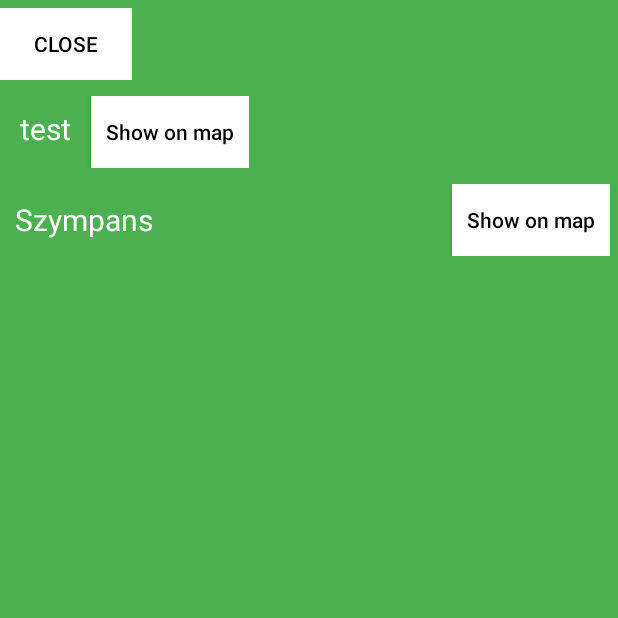
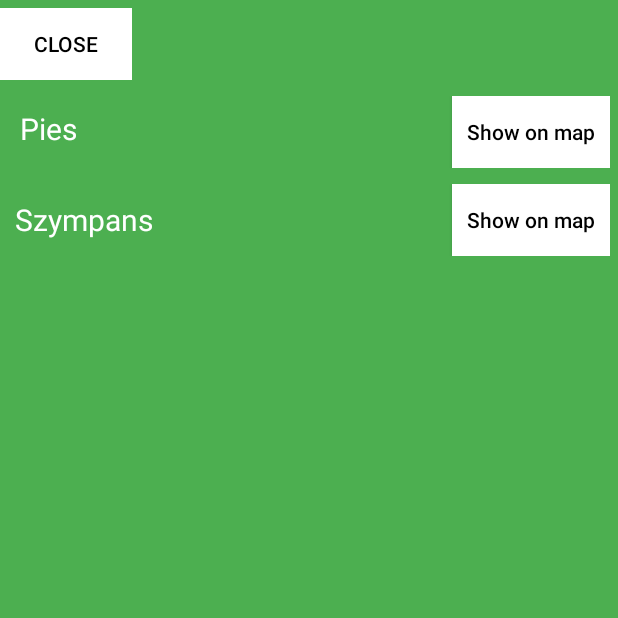
Before and after one commit to alor23/Application-for-visting-places, an Android app: the MapsActivity screen opened directly, with no data from a screen before it, after a tap on "PLACES", on a phone screen of 412 x 824 dp, the top half of it. Run offline under Robolectric (Android 15) with nearby library versions, the phone set to English and light mode, and no system bars; our stand-ins replace Picasso, Volley; network calls fail; pictures from the network do not load.

Commit message:
Update activity_maps.xml

```diff
--- a/app/src/main/res/layout/activity_maps.xml
+++ b/app/src/main/res/layout/activity_maps.xml
@@ -14,7 +14,7 @@
 
         <android.support.v7.widget.LinearLayoutCompat
             android:id="@+id/cnti"
-            android:layout_width="wrap_content"
+            android:layout_width="match_parent"
             android:layout_height="wrap_content"
             android:layout_below="@id/back"
             android:paddingTop="5dp"
@@ -33,7 +33,7 @@
                 android:layout_marginRight="10dp"
                 android:layout_weight="2"
                 android:padding="3dp"
-                android:text="@string/zwierze"
+                android:text="Pies"
                 android:textColor="#FFFFFF"
                 android:textSize="20sp" />
 
@@ -48,7 +48,7 @@
                 android:onClick="Show_on_map"
                 android:paddingLeft="10dp"
                 android:paddingRight="10dp"
-                android:tag="Centrum Nowoczesnych Technologii Informatycznych"
+                android:tag="Pies"
                 android:text="@string/show_on_map"
                 android:textAllCaps="false"
                 android:textColor="@android:color/black" />
```
